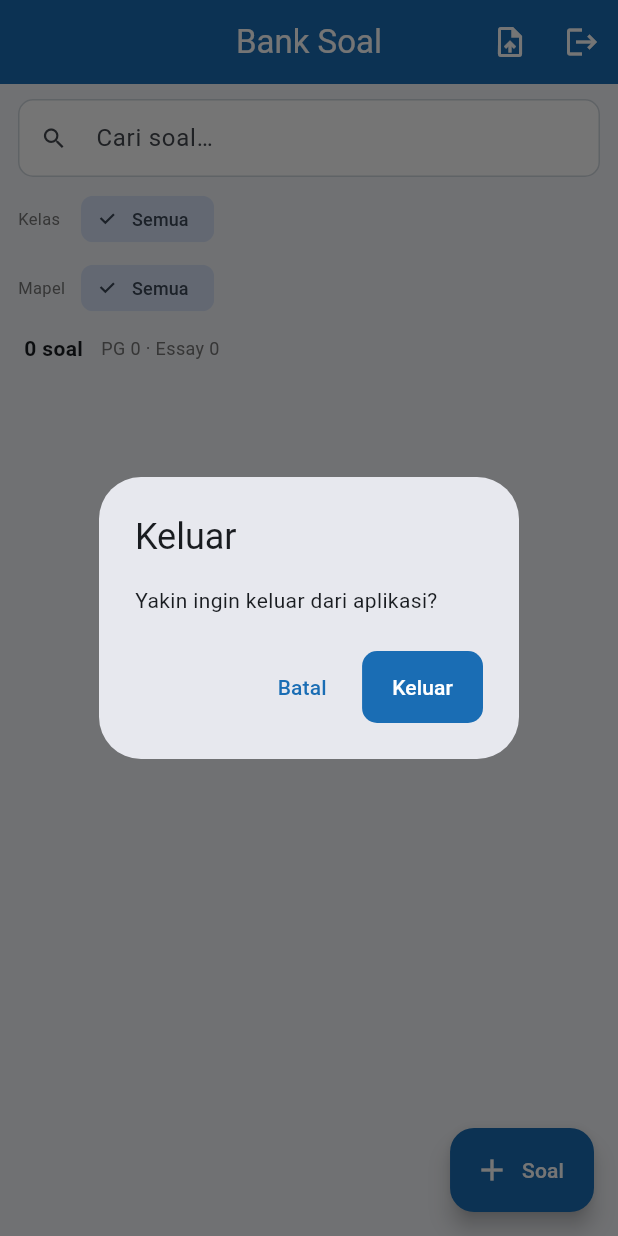
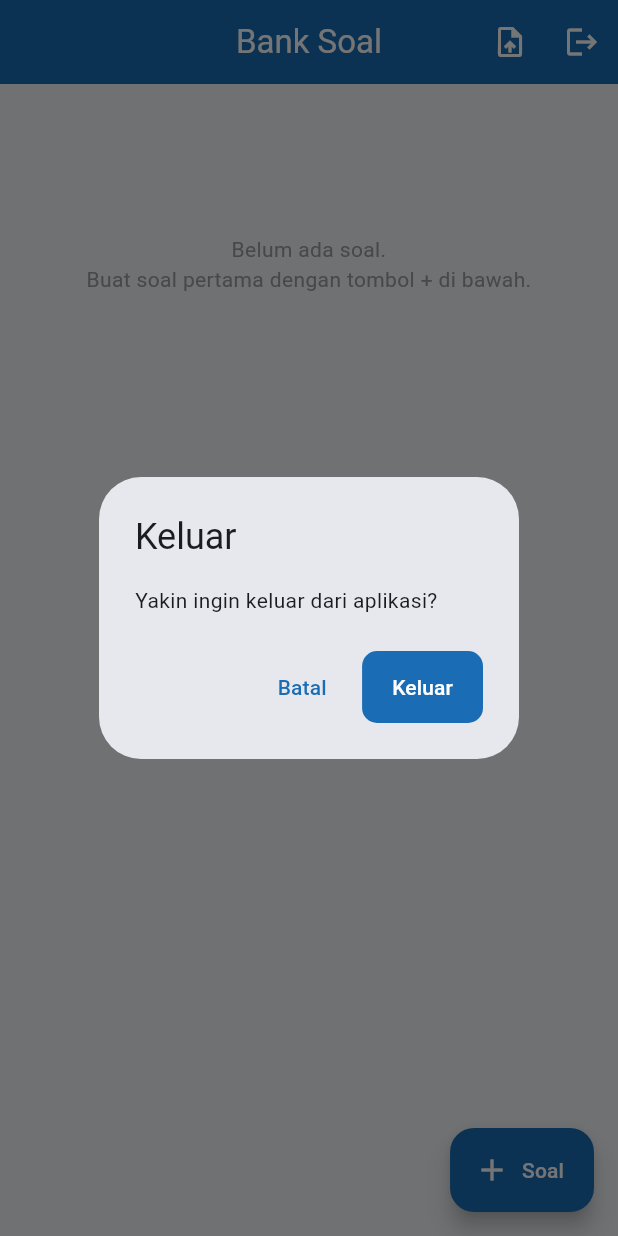
Before and after one commit to iznats96-del/cbt-sekolah, a Flutter app: the BankSoalScreen screen opened directly, after a tap on the "logout" icon, on a phone screen of 412 x 824 dp. Run offline on Flutter 3.47's test engine with Material 3 defaults, Android fonts, the phone set to English and light mode, and no system bars; our stand-ins replace file_picker, pdf, printing, qr_flutter, shared_preferences, supabase_flutter; missing offline and left inert: mobile_scanner; accounts and stored records are empty.

Commit message:
feat: Bank Soal v3 master-detail — root list mapel, klik mapel buka list soal

```diff
--- a/lib/screens/admin/bank_soal_screen_v2.dart
+++ b/lib/screens/admin/bank_soal_screen_v2.dart
@@ -3,21 +3,16 @@ import 'package:flutter/material.dart';
 import '../../core/app_theme.dart';
 import '../../services/api.dart';
 import '../../widgets/state_views.dart';
+import '../home.dart' show LogoutButton;
 import '../shared/soal_detail_screen.dart';
 import '../shared/soal_form_screen.dart';
 import '../admin/import_ujian_screen.dart';
-import '../home.dart' show LogoutButton;
-import '../../widgets/state_views.dart' show ContentMaxWidth;
 
-/// Bank Soal — REWRITE TOTAL (v2).
+/// Bank Soal — REWRITE v3: MASTER-DETAIL per MAPEL.
 ///
-/// Konsep:
-///   Filter bar (chips: Kelas | Mapel | Jenis) → hasil FLAT LIST.
-///   Gak ada nesting mapel-dalam-kelas; semua difilter via chip, list tetap satu.
-///   Chip kelas = "Semua" + daftar kelas; chip mapel = "Semua" + daftar mapel;
-///   chip jenis = Semua / PG / Essay.
-///
-/// Fitur tetap: search, badge kelas+jenis, edit/hapus, import DOCX, detail soal.
+/// Halaman root = LIST MAPEL (kartu, ada jumlah soal). Tap mapel → buka halaman
+/// [MapelSoalPage] berisi list soal mapel itu (search + filter jenis PG/Essay).
+/// Tap soal → detail.
 class BankSoalScreen extends StatefulWidget {
   const BankSoalScreen({super.key});
 
@@ -27,17 +22,197 @@ class BankSoalScreen extends StatefulWidget {
 
 class _BankSoalScreenState extends State<BankSoalScreen> {
   List<Map<String, dynamic>> _soal = [];
-  List<({String id, String nama})> _kelasList = [];
-  List<({String id, String nama})> _mapelList = [];
+  bool _loading = true;
+  String? _error;
 
-  String? _filterKelas; // null = semua
-  String? _filterMapel;
+  @override
+  void initState() {
+    super.initState();
+    _load();
+  }
+
+  Future<void> _load() async {
+    setState(() {
+      _loading = true;
+      _error = null;
+    });
+    try {
+      final rows = await Api.client
+          .from('bank_soal')
+          .select('id,mapel_id,jenis,mata_pelajaran(nama),kelas(nama)')
+          .order('created_at', ascending: false);
+      if (!mounted) return;
+      setState(() {
+        _soal = List<Map<String, dynamic>>.from(rows);
+        _loading = false;
+      });
+    } catch (e) {
+      if (!mounted) return;
+      setState(() {
+        _error = 'Gagal memuat: $e';
+        _loading = false;
+      });
+    }
+  }
+
+  /// {mapel_id: (nama, total, pg, essay)}
+  Map<String, ({String nama, int total, int pg, int essay})> get _byMapel {
+    final out = <String, ({String nama, int total, int pg, int essay})>{};
+    for (final s in _soal) {
+      final mp = s['mata_pelajaran'];
+      final id = '${s['mapel_id'] ?? ''}';
+      if (id.isEmpty) continue;
+      final nama = mp is Map ? '${mp['nama']}' : '(tanpa nama)';
+      final cur = out[id] ?? (nama: nama, total: 0, pg: 0, essay: 0);
+      final isEssay = (s['jenis'] ?? 'pg').toString() == 'essay';
+      out[id] = (
+        nama: cur.nama,
+        total: cur.total + 1,
+        pg: cur.pg + (isEssay ? 0 : 1),
+        essay: cur.essay + (isEssay ? 1 : 0),
+      );
+    }
+    return out;
+  }
+
+  Future<void> _addSoal() async {
+    await Navigator.of(context).push(
+      MaterialPageRoute(builder: (_) => const SoalFormScreen()),
+    );
+    _load();
+  }
+
+  @override
+  Widget build(BuildContext context) {
+    return Scaffold(
+      backgroundColor: const Color(0xFFF4F6FA),
+      appBar: AppBar(
+        title: const Text('Bank Soal'),
+        actions: [
+          IconButton(
+            tooltip: 'Import soal dari naskah .docx',
+            icon: const Icon(Icons.upload_file_outlined),
+            onPressed: () async {
+              final ok = await Navigator.of(context).push(
+                MaterialPageRoute(builder: (_) => const ImportUjianScreen()),
+              );
+              if (ok == true) _load();
+            },
+          ),
+          const LogoutButton(),
+        ],
+      ),
+      floatingActionButton: FloatingActionButton.extended(
+        backgroundColor: AppTheme.primary,
+        onPressed: _addSoal,
+        icon: const Icon(Icons.add, color: Colors.white),
+        label: const Text('Soal', style: TextStyle(color: Colors.white)),
+      ),
+      body: ContentMaxWidth(child: _buildBody()),
+    );
+  }
+
+  Widget _buildBody() {
+    if (_loading) return const Center(child: CircularProgressIndicator());
+    if (_error != null) return ErrorState(message: _error!, onRetry: _load);
+
+    final mapels = _byMapel;
+    if (mapels.isEmpty) {
+      return RefreshIndicator(
+        onRefresh: _load,
+        child: ListView(children: const [
+          SizedBox(height: 100),
+          Center(
+            child: Text('Belum ada soal.\nBuat soal pertama dengan tombol + di bawah.',
+                textAlign: TextAlign.center, style: TextStyle(color: Colors.grey)),
+          ),
+        ]),
+      );
+    }
+
+    final entries = mapels.entries.toList()
+      ..sort((a, b) => a.value.nama.compareTo(b.value.nama));
+
+    return RefreshIndicator(
+      onRefresh: _load,
+      child: ListView.separated(
+        padding: const EdgeInsets.fromLTRB(12, 12, 12, 90),
+        itemCount: entries.length,
+        separatorBuilder: (_, __) => const SizedBox(height: 10),
+        itemBuilder: (_, i) {
+          final e = entries[i];
+          return _mapelCard(e.key, e.value);
+        },
+      ),
+    );
+  }
+
+  Widget _mapelCard(String mapelId, ({String nama, int total, int pg, int essay}) info) {
+    return GestureDetector(
+      onTap: () async {
+        await Navigator.of(context).push(
+          MaterialPageRoute(
+            builder: (_) => MapelSoalPage(mapelId: mapelId, mapelNama: info.nama),
+          ),
+        );
+        _load();
+      },
+      child: Container(
+        padding: const EdgeInsets.all(16),
+        decoration: BoxDecoration(
+          color: Colors.white,
+          borderRadius: BorderRadius.circular(14),
+          border: Border.all(color: Colors.grey.shade200),
+        ),
+        child: Row(
+          children: [
+            Container(
+              width: 46,
+              height: 46,
+              decoration: BoxDecoration(
+                color: AppTheme.primary.withValues(alpha: 0.1),
+                borderRadius: BorderRadius.circular(12),
+              ),
+              child: const Icon(Icons.menu_book_outlined, color: AppTheme.primary),
+            ),
+            const SizedBox(width: 12),
+            Expanded(
+              child: Column(
+                crossAxisAlignment: CrossAxisAlignment.start,
+                children: [
+                  Text(info.nama,
+                      style: const TextStyle(fontWeight: FontWeight.bold, fontSize: 15)),
+                  const SizedBox(height: 3),
+                  Text('${info.total} soal · PG ${info.pg} · Essay ${info.essay}',
+                      style: TextStyle(fontSize: 12, color: Colors.grey.shade600)),
+                ],
+              ),
+            ),
+            const Icon(Icons.chevron_right, color: Colors.grey),
+          ],
+        ),
+      ),
+    );
+  }
+}
+
+/// ============ HALAMAN 2: LIST SOAL DALAM 1 MAPEL ============
+class MapelSoalPage extends StatefulWidget {
+  final String mapelId;
+  final String mapelNama;
+  const MapelSoalPage({super.key, required this.mapelId, required this.mapelNama});
+
+  @override
+  State<MapelSoalPage> createState() => _MapelSoalPageState();
+}
+
+class _MapelSoalPageState extends State<MapelSoalPage> {
+  List<Map<String, dynamic>> _soal = [];
+  bool _loading = true;
+  String? _error;
   String _filterJenis = 'semua'; // semua|pg|essay
   String _search = '';
   final _searchCtrl = TextEditingController();
-
-  bool _loading = true;
-  String? _error;
 
   @override
   void initState() {
@@ -60,20 +235,11 @@ class _BankSoalScreenState extends State<BankSoalScreen> {
       final rows = await Api.client
           .from('bank_soal')
           .select('*,mata_pelajaran(nama),kelas(nama)')
+          .eq('mapel_id', widget.mapelId)
           .order('created_at', ascending: false);
-      final kelasRows = await Api.client.from('kelas').select('id,nama').order('nama');
-      final mapelRows = await Api.client.from('mata_pelajaran').select('id,nama').order('nama');
       if (!mounted) return;
       setState(() {
         _soal = List<Map<String, dynamic>>.from(rows);
-        _kelasList = [
-          for (final k in (kelasRows as List))
-            (id: '${k['id']}', nama: '${k['nama']}'),
-        ];
-        _mapelList = [
-          for (final m in (mapelRows as List))
-            (id: '${m['id']}', nama: '${m['nama']}'),
-        ];
         _loading = false;
       });
     } catch (e) {
@@ -87,12 +253,6 @@ class _BankSoalScreenState extends State<BankSoalScreen> {
 
   List<Map<String, dynamic>> get _filtered {
     Iterable<Map<String, dynamic>> out = _soal;
-    if (_filterKelas != null) {
-      out = out.where((s) => '${s['kelas_id'] ?? ''}' == _filterKelas);
-    }
-    if (_filterMapel != null) {
-      out = out.where((s) => '${s['mapel_id'] ?? ''}' == _filterMapel);
-    }
     if (_filterJenis != 'semua') {
       out = out.where((s) => (s['jenis'] ?? 'pg').toString() == _filterJenis);
     }
@@ -105,18 +265,9 @@ class _BankSoalScreenState extends State<BankSoalScreen> {
     return out.toList();
   }
 
-  Map<int, int> get _countByJenis {
-    final out = <int, int>{};
-    for (final s in _filtered) {
-      final j = (s['jenis'] ?? 'pg').toString() == 'essay' ? 1 : 0;
-      out[j] = (out[j] ?? 0) + 1;
-    }
-    return out;
-  }
-
   Future<void> _add() async {
     await Navigator.of(context).push(
-      MaterialPageRoute(builder: (_) => const SoalFormScreen()),
+      MaterialPageRoute(builder: (_) => SoalFormScreen(initial: {'mapel_id': widget.mapelId})),
     );
     _load();
   }
@@ -165,48 +316,27 @@ class _BankSoalScreenState extends State<BankSoalScreen> {
 
   @override
   Widget build(BuildContext context) {
+    final pgCount = _soal.where((s) => (s['jenis'] ?? 'pg').toString() != 'essay').length;
+    final essayCount = _soal.length - pgCount;
     return Scaffold(
       backgroundColor: const Color(0xFFF4F6FA),
-      appBar: AppBar(
-        title: const Text('Bank Soal'),
-        actions: [
-          IconButton(
-            tooltip: 'Import soal dari naskah .docx',
-            icon: const Icon(Icons.upload_file_outlined),
-            onPressed: () async {
-              final ok = await Navigator.of(context).push(
-                MaterialPageRoute(builder: (_) => const ImportUjianScreen()),
-              );
-              if (ok == true) _load();
-            },
-          ),
-          const LogoutButton(),
-        ],
-      ),
+      appBar: AppBar(title: Text(widget.mapelNama)),
       floatingActionButton: FloatingActionButton.extended(
         backgroundColor: AppTheme.primary,
         onPressed: _add,
         icon: const Icon(Icons.add, color: Colors.white),
         label: const Text('Soal', style: TextStyle(color: Colors.white)),
       ),
-      body: ContentMaxWidth(child: _buildBody()),
-    );
-  }
-
-  Widget _buildBody() {
-    if (_loading) return const Center(child: CircularProgressIndicator());
-    if (_error != null) return ErrorState(message: _error!, onRetry: _load);
-
-    return Column(
+      body: Column(
         children: [
-        // ===== SEARCH =====
+          // Search
           Padding(
             padding: const EdgeInsets.fromLTRB(12, 10, 12, 0),
             child: TextField(
               controller: _searchCtrl,
               onChanged: (v) => setState(() => _search = v),
               decoration: InputDecoration(
-              hintText: 'Cari soal…',
+                hintText: 'Cari soal di ${widget.mapelNama}…',
                 prefixIcon: const Icon(Icons.search),
                 isDense: true,
                 filled: true,
@@ -218,116 +348,49 @@ class _BankSoalScreenState extends State<BankSoalScreen> {
               ),
             ),
           ),
-        // ===== FILTER CHIPS =====
-        _filterBar(),
-        // ===== SUMMARY =====
-        Padding(
-          padding: const EdgeInsets.symmetric(horizontal: 16, vertical: 4),
-          child: Row(
+          // Filter jenis
+          SizedBox(
+            height: 52,
+            child: ListView(
+              scrollDirection: Axis.horizontal,
+              padding: const EdgeInsets.symmetric(horizontal: 12, vertical: 8),
               children: [
-              Text('${_filtered.length} soal',
-                  style: const TextStyle(fontWeight: FontWeight.bold, fontSize: 14)),
-              const SizedBox(width: 12),
-              Text('PG ${_countByJenis[0] ?? 0} · Essay ${_countByJenis[1] ?? 0}',
-                  style: TextStyle(fontSize: 12, color: Colors.grey.shade600)),
+                _chip('Semua', _filterJenis == 'semua',
+                    () => setState(() => _filterJenis = 'semua')),
+                _chip('PG ($pgCount)', _filterJenis == 'pg',
+                    () => setState(() => _filterJenis = 'pg')),
+                _chip('Essay ($essayCount)', _filterJenis == 'essay',
+                    () => setState(() => _filterJenis = 'essay')),
               ],
             ),
           ),
-        // ===== LIST =====
           Expanded(child: _buildList()),
-      ],
-    );
-  }
-
-  Widget _filterBar() {
-    return SizedBox(
-      height: 100,
-      child: ListView(
-        padding: const EdgeInsets.symmetric(horizontal: 12, vertical: 8),
-        children: [
-          _chipRow(
-            label: 'Kelas',
-            items: [
-              (id: null as String?, nama: 'Semua'),
-              for (final k in _kelasList) (id: k.id as String?, nama: k.nama),
-            ],
-            selected: _filterKelas,
-            onSelect: (v) => setState(() => _filterKelas = v),
-          ),
-          const SizedBox(height: 6),
-          _chipRow(
-            label: 'Mapel',
-            items: [
-              (id: null as String?, nama: 'Semua'),
-              for (final m in _mapelList) (id: m.id as String?, nama: m.nama),
-            ],
-            selected: _filterMapel,
-            onSelect: (v) => setState(() => _filterMapel = v),
-          ),
-          const SizedBox(height: 6),
-          _chipRow(
-            label: 'Jenis',
-            items: const [
-              (id: 'semua' as String?, nama: 'Semua'),
-              (id: 'pg', nama: 'PG'),
-              (id: 'essay', nama: 'Essay'),
-            ],
-            selected: _filterJenis,
-            onSelect: (v) => setState(() => _filterJenis = v ?? 'semua'),
-          ),
         ],
       ),
     );
   }
 
-  Widget _chipRow({
-    required String label,
-    required List<({String? id, String nama})> items,
-    required String? selected,
-    required void Function(String?) onSelect,
-  }) {
-    return Row(
-      children: [
-        SizedBox(
-          width: 42,
-          child: Text(label,
-              style: TextStyle(fontSize: 11, color: Colors.grey.shade600)),
-        ),
-        Expanded(
-          child: SingleChildScrollView(
-            scrollDirection: Axis.horizontal,
-            child: Row(
-              children: [
-                for (final it in items)
-                  Padding(
-                    padding: const EdgeInsets.only(right: 6),
+  Widget _chip(String label, bool selected, VoidCallback onTap) {
+    return Padding(
+      padding: const EdgeInsets.only(right: 8),
       child: ChoiceChip(
-                      label: Text(it.nama, style: const TextStyle(fontSize: 12)),
-                      selected: selected == it.id,
-                      onSelected: (_) => onSelect(it.id),
+        label: Text(label),
+        selected: selected,
+        onSelected: (_) => onTap(),
         visualDensity: VisualDensity.compact,
       ),
-                  ),
-              ],
-            ),
-          ),
-        ),
-      ],
     );
   }
 
   Widget _buildList() {
     final list = _filtered;
+    if (_loading) return const Center(child: CircularProgressIndicator());
+    if (_error != null) return ErrorState(message: _error!, onRetry: _load);
     if (list.isEmpty) {
-      return RefreshIndicator(
-        onRefresh: _load,
-        child: ListView(
-          children: const [
+      return ListView(children: const [
         SizedBox(height: 80),
-            Center(child: Text('Tidak ada soal yang cocok', style: TextStyle(color: Colors.grey))),
-          ],
-        ),
-      );
+        Center(child: Text('Belum ada soal di mapel ini', style: TextStyle(color: Colors.grey))),
+      ]);
     }
     return RefreshIndicator(
       onRefresh: _load,
@@ -344,21 +407,7 @@ class _BankSoalScreenState extends State<BankSoalScreen> {
     final jenis = (s['jenis'] ?? 'pg').toString();
     final isEssay = jenis == 'essay';
     final kelasNama = s['kelas'] is Map ? '${(s['kelas'] as Map)['nama'] ?? ''}' : '';
-    final mapelNama = s['mata_pelajaran'] is Map ? '${(s['mata_pelajaran'] as Map)['nama'] ?? ''}' : '';
-    return Dismissible(
-      key: ValueKey(s['id'].toString()),
-      direction: DismissDirection.endToStart,
-      background: Container(
-        alignment: Alignment.centerRight,
-        padding: const EdgeInsets.only(right: 18),
-        color: AppTheme.danger,
-        child: const Icon(Icons.delete_outline, color: Colors.white),
-      ),
-      confirmDismiss: (_) async {
-        await _delete(s);
-        return false; // hapus via dialog; jangan dismiss row biar list reload rapi
-      },
-      child: GestureDetector(
+    return GestureDetector(
       onTap: () => Navigator.of(context)
           .push(MaterialPageRoute(
               builder: (_) => SoalDetailScreen(soalId: s['id'].toString())))
@@ -373,7 +422,6 @@ class _BankSoalScreenState extends State<BankSoalScreen> {
         child: Row(
           crossAxisAlignment: CrossAxisAlignment.start,
           children: [
-              // badge jenis
             Container(
               width: 44,
               padding: const EdgeInsets.symmetric(vertical: 5),
@@ -408,10 +456,7 @@ class _BankSoalScreenState extends State<BankSoalScreen> {
                     runSpacing: 4,
                     crossAxisAlignment: WrapCrossAlignment.center,
                     children: [
-                        if (mapelNama.isNotEmpty)
-                          _miniTag(Icons.menu_book_outlined, mapelNama, Colors.grey),
-                        if (kelasNama.isNotEmpty)
-                          _miniTag(Icons.school_outlined, kelasNama, const Color(0xFF1D4ED8)),
+                      if (kelasNama.isNotEmpty) _miniTag(Icons.school_outlined, kelasNama, const Color(0xFF1D4ED8)),
                       _miniTag(Icons.star_outline, 'bobot ${s['bobot'] ?? 1}', Colors.grey),
                     ],
                   ),
@@ -424,7 +469,6 @@ class _BankSoalScreenState extends State<BankSoalScreen> {
               onPressed: () => _edit(s),
             ),
           ],
-          ),
         ),
       ),
     );
```
Lines whose indentation alone changed are shown as unchanged.
